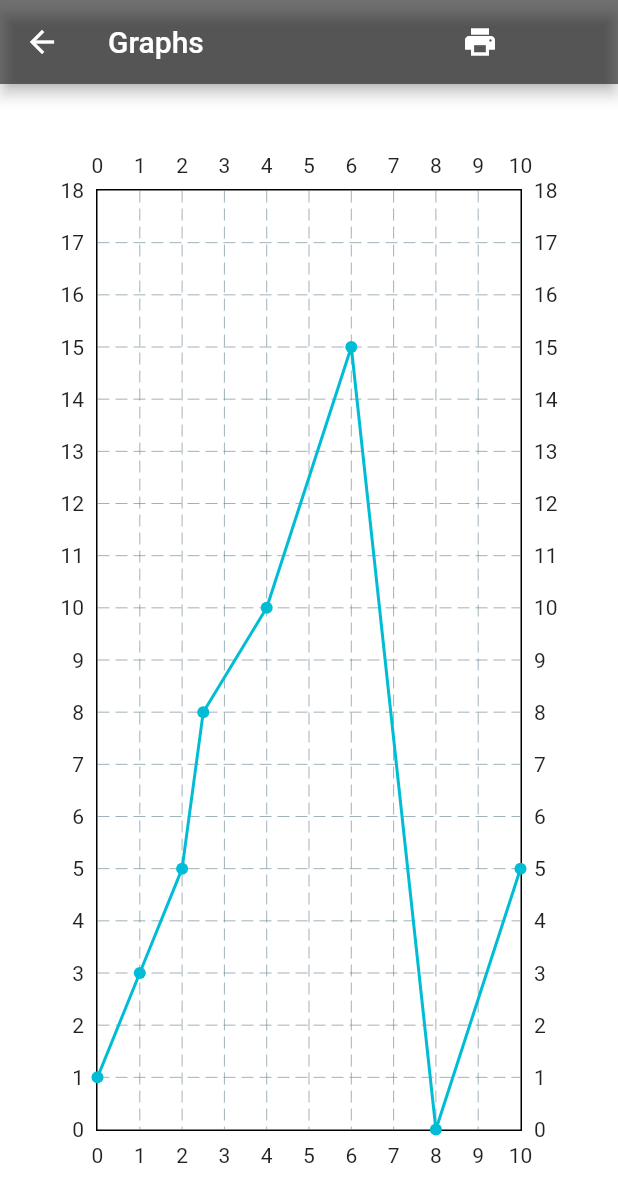
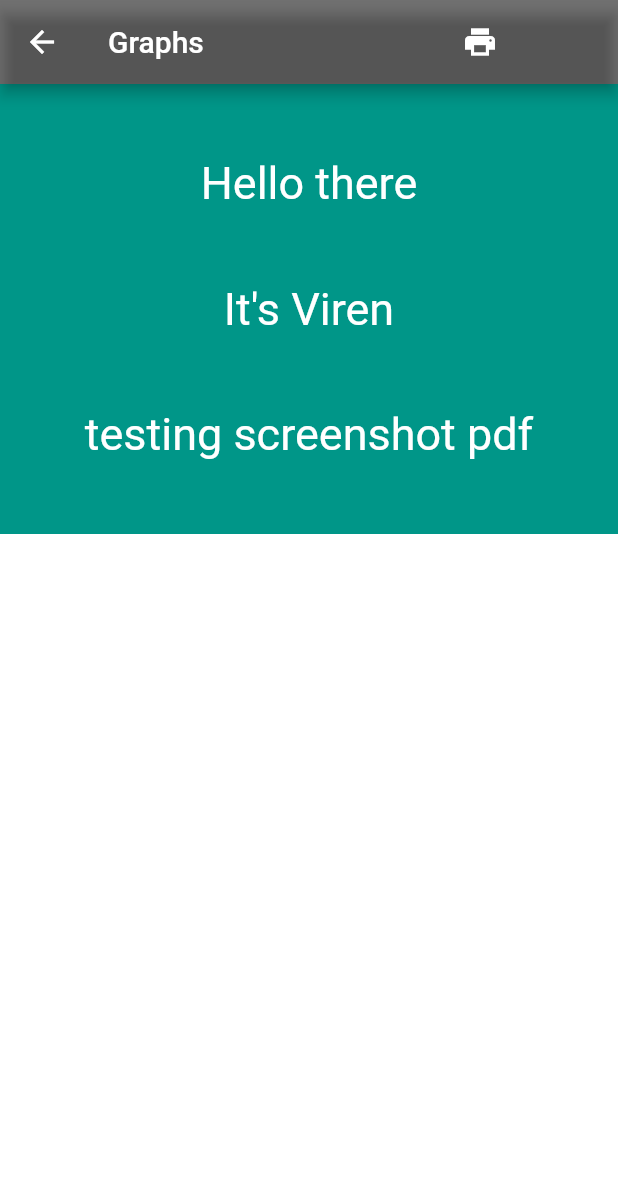
Before and after one commit to bhpy247/dashboard_functionality_tester, a Flutter app: the GraphView screen opened directly, on a phone screen of 412 x 824 dp. Shown: the top 1202 px of the screen. Run offline on Flutter 3.47's test engine with Material 2 defaults, Android fonts, the phone set to English and light mode, and no system bars; drawn by our look-alikes of fl_chart, screenshot.

Commit message:
screenshot pdf

```diff
--- /dev/null
+++ b/lib/graphs/componants/create_pdf.dart
@@ -0,0 +1,36 @@
+import 'dart:io';
+import 'dart:typed_data';
+
+import 'package:dashboard_functionality_tester/graphs/componants/open_my_pdf.dart';
+import 'package:flutter/services.dart';
+import 'package:pdf/widgets.dart';
+
+class CreatePdf {
+  Future<File?> generatePdf({required String text}) {
+    final pdf = Document();
+
+    pdf.addPage(Page(build: (context) {
+      return Text(text, style: TextStyle(fontSize: 30));
+    }));
+
+    return OpenMyPdf.saveDocument(pdf: pdf, name: "MyPdf");
+  }
+}
+
+class CreateImagePdf {
+  Future<File?> generatePdf(Uint8List newImage) async{
+    final pdf = Document();
+    final image=(await rootBundle.load('assets/images/abc.jpg')).buffer.asUint8List();
+
+   pdf.addPage(
+     MultiPage(build: (context) {
+       return [
+          Image(MemoryImage(newImage)),
+
+       ];
+     })
+   );
+
+    return OpenMyPdf.saveDocument(pdf: pdf, name: "MyImagePdf");
+  }
+}
--- a/lib/graphs/screens/graph_view.dart
+++ b/lib/graphs/screens/graph_view.dart
@@ -1,5 +1,7 @@
-import 'package:fl_chart/fl_chart.dart';
+import 'package:dashboard_functionality_tester/graphs/componants/create_pdf.dart';
+import 'package:dashboard_functionality_tester/graphs/componants/open_my_pdf.dart';
 import 'package:flutter/material.dart';
+import 'package:screenshot/screenshot.dart';
 
 
 class GraphView extends StatefulWidget {
@@ -12,6 +14,7 @@ class GraphView extends StatefulWidget {
 }
 
 class _GraphViewState extends State<GraphView> {
+  ScreenshotController screenshotController = ScreenshotController();
   @override
   Widget build(BuildContext context) {
     return Scaffold(
@@ -21,21 +24,41 @@ class _GraphViewState extends State<GraphView> {
         title: Text("Graphs"),
         actions: [
           InkWell(
-              onTap: (){
-
+              onTap: ()async{
+                final image=await screenshotController.capture();
+                final pdf= await CreateImagePdf().generatePdf(image!);
+                OpenMyPdf.openFile(pdf!);
               },
               child: Icon(Icons.print,color: Colors.white,)),
           Container(width: 80,)
         ],
       ),
-      body: Container(
+      body: Screenshot(
+        controller: screenshotController,
+        child: Container(
+          height: 300,
+          width: 500,
+          color: Colors.teal,
+          child: Column(
+            mainAxisAlignment: MainAxisAlignment.spaceEvenly,
+            children: [
+              Text("Hello there",style: TextStyle(fontSize: 30,color: Colors.white),),
+              Text("It's Viren",style: TextStyle(fontSize: 30,color: Colors.white),),
+              Text("testing screenshot pdf",style: TextStyle(fontSize: 30,color: Colors.white),),
+            ],
+          ),
+
+        ),
+      )
+
+     /* Container(
         padding: EdgeInsets.symmetric(horizontal: 20,vertical: 40),
         child: Column(
           children: [
             Expanded(
               child: LineChart(
                 LineChartData(
-                    minX:0,
+                  minX:0,
                   maxX: 10,
                   minY: 0,
                   maxY: 18,
@@ -59,7 +82,7 @@ class _GraphViewState extends State<GraphView> {
           ],
 
         ),
-      ),
+      ),*/
     );
   }
 }
```
Also changed, not shown: lib/graphs/componants/open_my_pdf.dart (added, +37 -0 lines), pubspec.yaml (+5 -3 lines), pubspec.lock, 3 other files.
